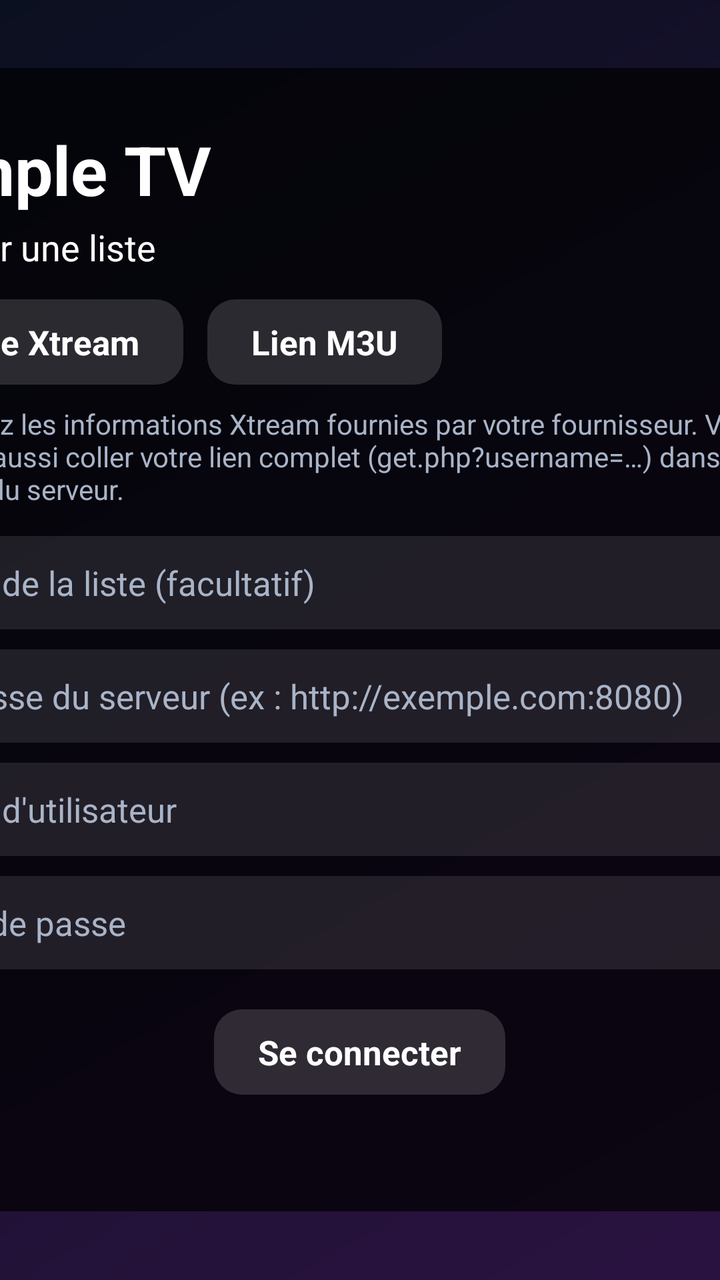
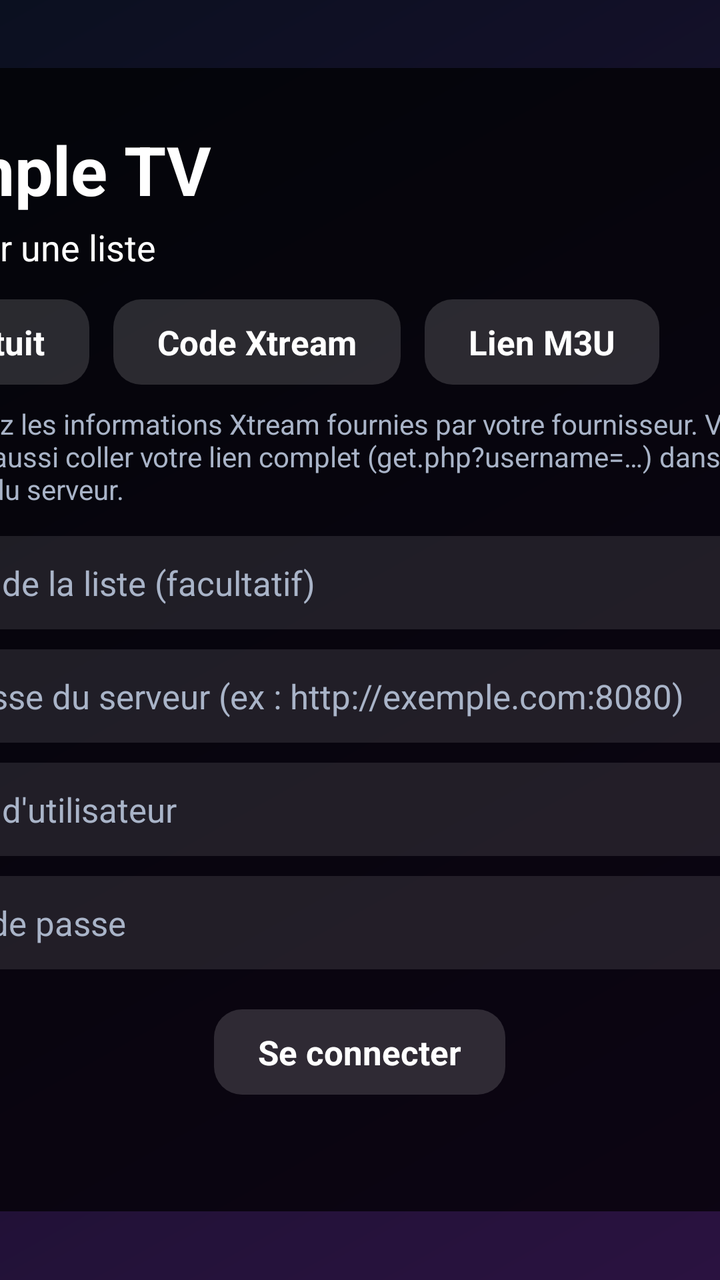

An Android layout rendered at two revisions. The XML below is the earlier revision; the diff shows what the commit changed to produce the second picture.
<!-- AndroidManifest.xml: activity theme AppTheme.Typing -->
<!-- res/layout/activity_login.xml -->
<?xml version="1.0" encoding="utf-8"?>
<FrameLayout xmlns:android="http://schemas.android.com/apk/res/android"
    android:layout_width="match_parent"
    android:layout_height="match_parent">

    <ScrollView
        android:id="@+id/scroll"
        android:layout_width="520dp"
        android:layout_height="wrap_content"
        android:layout_gravity="center"
        android:fillViewport="true">

        <LinearLayout
            android:layout_width="match_parent"
            android:layout_height="wrap_content"
            android:background="@drawable/bg_panel"
            android:orientation="vertical"
            android:padding="28dp">

            <TextView
                android:layout_width="wrap_content"
                android:layout_height="wrap_content"
                android:text="@string/app_name"
                android:textColor="@color/text"
                android:textSize="34sp"
                android:textStyle="bold" />

            <TextView
                android:layout_width="wrap_content"
                android:layout_height="wrap_content"
                android:layout_marginTop="4dp"
                android:text="@string/login_title"
                android:textColor="@color/text"
                android:textSize="18sp" />

            <LinearLayout
                android:layout_width="match_parent"
                android:layout_height="wrap_content"
                android:layout_marginTop="14dp"
                android:orientation="horizontal">

                <TextView
                    android:id="@+id/tabXtream"
                    style="@style/Btn"
                    android:text="Code Xtream" />

                <TextView
                    android:id="@+id/tabM3u"
                    style="@style/Btn"
                    android:text="Lien M3U" />
            </LinearLayout>

            <TextView
                android:id="@+id/help"
                android:layout_width="match_parent"
                android:layout_height="wrap_content"
                android:layout_marginTop="10dp"
                android:layout_marginBottom="4dp"
                android:text="@string/login_help"
                android:textColor="@color/text_dim"
                android:textSize="14sp" />

            <EditText
                android:id="@+id/name"
                style="@style/Field"
                android:hint="Nom de la liste (facultatif)"
                android:imeOptions="actionNext|flagNoExtractUi"
                android:inputType="text" />

            <EditText
                android:id="@+id/m3uUrl"
                style="@style/Field"
                android:hint="Adresse de la liste (http://…/liste.m3u)"
                android:imeOptions="actionDone|flagNoExtractUi"
                android:inputType="textUri"
                android:visibility="gone" />

            <EditText
                android:id="@+id/server"
                style="@style/Field"
                android:hint="@string/server_hint"
                android:imeOptions="actionNext|flagNoExtractUi"
                android:inputType="textUri" />

            <EditText
                android:id="@+id/user"
                style="@style/Field"
                android:hint="@string/user_hint"
                android:imeOptions="actionNext|flagNoExtractUi"
                android:inputType="text" />

            <EditText
                android:id="@+id/pass"
                style="@style/Field"
                android:hint="@string/pass_hint"
                android:imeOptions="actionDone|flagNoExtractUi"
                android:inputType="text" />

            <TextView
                android:id="@+id/connect"
                style="@style/Btn"
                android:layout_gravity="center_horizontal"
                android:layout_marginTop="20dp"
                android:layout_marginEnd="0dp"
                android:text="@string/connect" />

            <ProgressBar
                android:id="@+id/progress"
                android:layout_width="36dp"
                android:layout_height="36dp"
                android:layout_gravity="center_horizontal"
                android:layout_marginTop="12dp"
                android:visibility="gone" />

            <TextView
                android:id="@+id/error"
                android:layout_width="match_parent"
                android:layout_height="wrap_content"
                android:layout_marginTop="10dp"
                android:gravity="center"
                android:textColor="@color/gold"
                android:textSize="15sp" />
        </LinearLayout>
    </ScrollView>
</FrameLayout>
<!-- resources referenced by this layout -->
<resources>
  <color name="gold">#FFC94D</color>
  <color name="text">#FFFFFF</color>
  <color name="text_dim">#A9B4C8</color>
  <!-- drawable bg_panel (drawable) -->
  <?xml version="1.0" encoding="utf-8"?>
  <shape xmlns:android="http://schemas.android.com/apk/res/android">
      <solid android:color="@color/panel" />
      <corners android:radius="10dp" />
  </shape>
  <string name="app_name">Simple TV</string>
  <string name="connect">Se connecter</string>
  <string name="login_help">Saisissez les informations Xtream fournies par votre fournisseur. Vous pouvez aussi coller votre lien complet (get.php?username=…) dans le champ du serveur.</string>
  <string name="login_title">Ajouter une liste</string>
  <string name="pass_hint">Mot de passe</string>
  <string name="server_hint">Adresse du serveur (ex : http://exemple.com:8080)</string>
  <string name="user_hint">Nom d\'utilisateur</string>
  <style name="Btn">
          <item name="android:layout_width">wrap_content</item>
          <item name="android:layout_height">wrap_content</item>
          <item name="android:layout_marginEnd">12dp</item>
          <item name="android:paddingStart">22dp</item>
          <item name="android:paddingEnd">22dp</item>
          <item name="android:paddingTop">10dp</item>
          <item name="android:paddingBottom">10dp</item>
          <item name="android:textSize">17sp</item>
          <item name="android:textStyle">bold</item>
          <item name="android:textColor">@color/text</item>
          <item name="android:background">@drawable/sel_tile</item>
          <item name="android:focusable">true</item>
          <item name="android:clickable">true</item>
      </style>
  <style name="Field">
          <item name="android:layout_width">match_parent</item>
          <item name="android:layout_height">wrap_content</item>
          <item name="android:layout_marginTop">10dp</item>
          <item name="android:padding">12dp</item>
          <item name="android:textSize">17sp</item>
          <item name="android:textColor">@color/text</item>
          <item name="android:textColorHint">@color/text_dim</item>
          <item name="android:background">@drawable/sel_field</item>
          <item name="android:singleLine">true</item>
      </style>
  <style name="AppTheme.Typing">
          <item name="android:windowFullscreen">false</item>
      </style>
  <color name="panel">#B3000000</color>
  <!-- drawable sel_tile (drawable) -->
  <?xml version="1.0" encoding="utf-8"?>
  <selector xmlns:android="http://schemas.android.com/apk/res/android">
      <item android:state_focused="true">
          <shape>
              <solid android:color="@color/accent" />
              <stroke android:width="3dp" android:color="@color/text" />
              <corners android:radius="14dp" />
          </shape>
      </item>
      <item>
          <shape>
              <solid android:color="@color/item_strong" />
              <corners android:radius="14dp" />
          </shape>
      </item>
  </selector>
  <!-- drawable sel_field (drawable) -->
  <?xml version="1.0" encoding="utf-8"?>
  <selector xmlns:android="http://schemas.android.com/apk/res/android">
      <item android:state_focused="true">
          <shape>
              <solid android:color="@color/item_strong" />
              <stroke android:width="2dp" android:color="@color/accent" />
              <corners android:radius="8dp" />
          </shape>
      </item>
      <item>
          <shape>
              <solid android:color="@color/item" />
              <corners android:radius="8dp" />
          </shape>
      </item>
  </selector>
  <color name="accent">#3D7BFF</color>
  <color name="item_strong">#26FFFFFF</color>
  <color name="item">#1AFFFFFF</color>
</resources>

<!-- the commit's change to res/layout/activity_login.xml (unified diff, before → after) -->
@@ -38,6 +38,11 @@
                 android:layout_height="wrap_content"
                 android:layout_marginTop="14dp"
                 android:orientation="horizontal">
+
+                <TextView
+                    android:id="@+id/tabFree"
+                    style="@style/Btn"
+                    android:text="Gratuit" />
 
                 <TextView
                     android:id="@+id/tabXtream"
